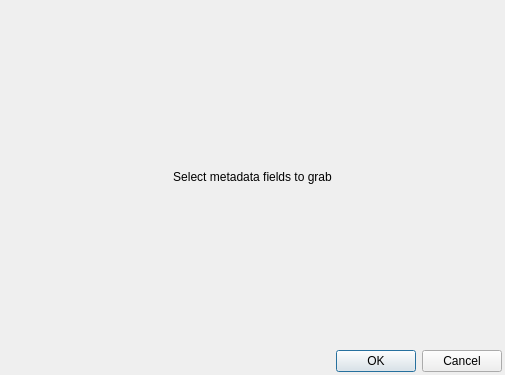
This is metadata_selection_dialog.ui in dgudim/qt_disk-deduper as Qt 5 draws it before an edit. The edited form follows.
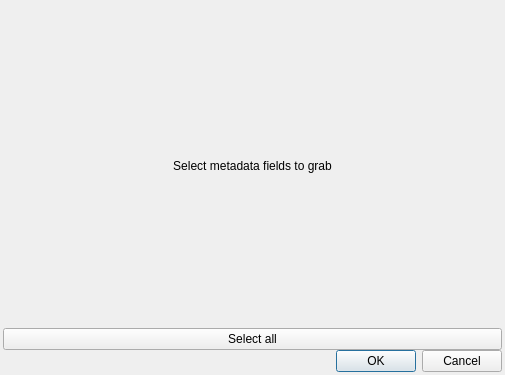
This is the edited form.

Commit message: check all button

```diff
--- a/metadata_selection_dialog.ui
+++ b/metadata_selection_dialog.ui
@@ -50,6 +50,13 @@
        </property>
       </widget>
      </item>
+     <item>
+      <widget class="QPushButton" name="select_all_button">
+       <property name="text">
+        <string>Select all</string>
+       </property>
+      </widget>
+     </item>
     </layout>
    </item>
    <item>
```
The commit also changes 3 other files.
